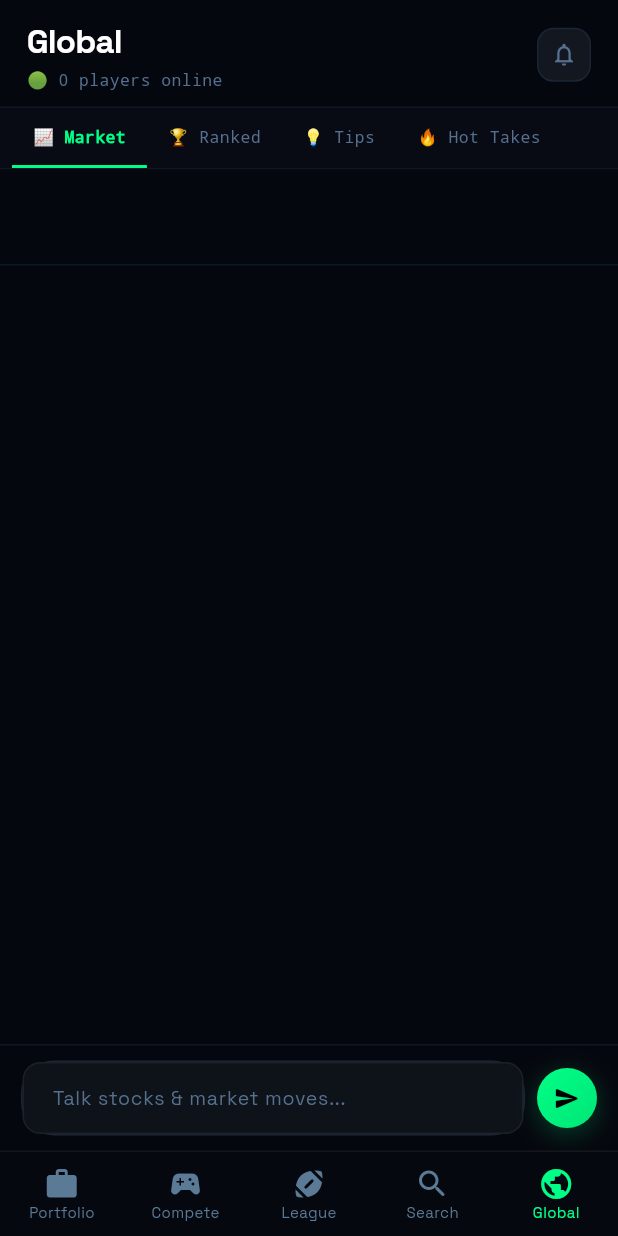
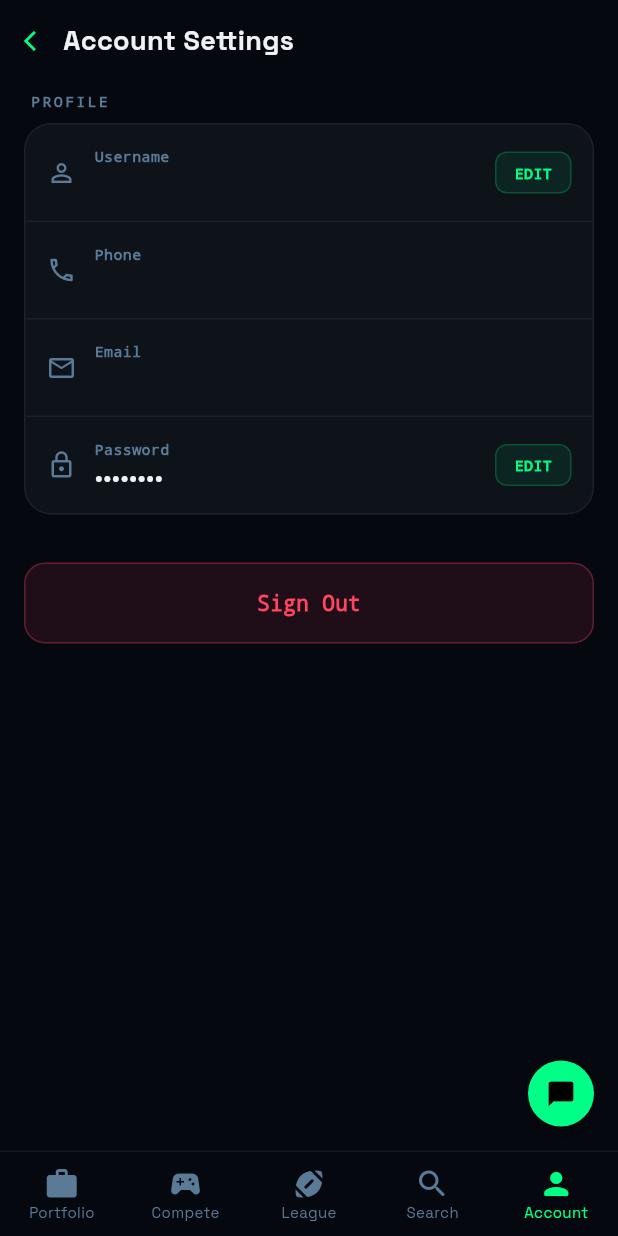
Before and after one commit to Mando49/MarketWars, a Flutter app: the screen it shows once a user with an empty profile is signed in, item 5 of the bottom bar chosen, on a phone screen of 412 x 824 dp. Run offline on Flutter 3.47's test engine with Material 3 defaults, Android fonts, the phone set to English and light mode, and no system bars; our stand-ins replace cloud_firestore, firebase_auth, firebase_core, google_fonts; accounts and stored records are empty.

Commit message:
Add Account Settings screen, chat FAB, and Global Chat close button
- New AccountScreen with profile rows (username, phone, email, password)
- Username edit dialog updates FirebaseAuth and Firestore
- Password change dialog with reauthentication flow
- Sign out button with confirmation dialog
- Replaced Global tab with Account tab in bottom nav
- Added green chat FAB on MainShell to open GlobalChatScreen as modal
- Added close button to GlobalChatScreen header

Co-Authored-By: Claude Opus 4.6 <noreply@anthropic.com>

```diff
--- /dev/null
+++ b/lib/screens/account/account_screen.dart
@@ -0,0 +1,455 @@
+import 'package:flutter/material.dart';
+import 'package:firebase_auth/firebase_auth.dart';
+import 'package:cloud_firestore/cloud_firestore.dart';
+import 'package:provider/provider.dart';
+import '../../providers/auth_provider.dart' as app;
+import '../../theme/app_theme.dart';
+
+class AccountScreen extends StatelessWidget {
+  const AccountScreen({super.key});
+
+  @override
+  Widget build(BuildContext context) {
+    final auth = FirebaseAuth.instance;
+    final user = auth.currentUser;
+
+    return Scaffold(
+      backgroundColor: AppTheme.bg,
+      body: SafeArea(
+        child: Column(
+          children: [
+            // ── Header ──
+            Padding(
+              padding: const EdgeInsets.fromLTRB(16, 14, 16, 0),
+              child: Row(
+                children: [
+                  GestureDetector(
+                    onTap: () => Navigator.pop(context),
+                    child: const Icon(Icons.arrow_back_ios,
+                        size: 16, color: AppTheme.green),
+                  ),
+                  const SizedBox(width: 10),
+                  const Text('Account Settings',
+                      style: TextStyle(
+                          fontSize: 18, fontWeight: FontWeight.w800)),
+                ],
+              ),
+            ),
+            const SizedBox(height: 20),
+
+            // ── Content ──
+            Expanded(
+              child: ListView(
+                padding: const EdgeInsets.symmetric(horizontal: 16),
+                children: [
+                  // ── PROFILE section ──
+                  const _SectionLabel('PROFILE'),
+                  const SizedBox(height: 8),
+                  Container(
+                    decoration: BoxDecoration(
+                      color: AppTheme.surface,
+                      borderRadius: BorderRadius.circular(18),
+                      border: Border.all(color: AppTheme.border),
+                    ),
+                    child: ClipRRect(
+                      borderRadius: BorderRadius.circular(18),
+                      child: Column(
+                        children: [
+                          _ProfileRow(
+                            icon: Icons.person_outline,
+                            label: 'Username',
+                            value: user?.displayName ?? 'Player',
+                            onEdit: () => _showUsernameDialog(context, user),
+                          ),
+                          _ProfileRow(
+                            icon: Icons.phone_outlined,
+                            label: 'Phone',
+                            value: user?.phoneNumber ?? 'Not set',
+                            onEdit: null,
+                          ),
+                          _ProfileRow(
+                            icon: Icons.email_outlined,
+                            label: 'Email',
+                            value: user?.email ?? 'Not set',
+                            onEdit: null,
+                          ),
+                          _ProfileRow(
+                            icon: Icons.lock_outline,
+                            label: 'Password',
+                            value: '••••••••',
+                            onEdit: () => _showPasswordDialog(context),
+                            isLast: true,
+                          ),
+                        ],
+                      ),
+                    ),
+                  ),
+
+                  const SizedBox(height: 32),
+
+                  // ── Sign Out ──
+                  GestureDetector(
+                    onTap: () => _confirmSignOut(context),
+                    child: Container(
+                      padding: const EdgeInsets.symmetric(vertical: 16),
+                      decoration: BoxDecoration(
+                        color: AppTheme.redDim,
+                        border: Border.all(
+                            color: AppTheme.red.withValues(alpha: 0.3)),
+                        borderRadius: BorderRadius.circular(14),
+                      ),
+                      child: const Center(
+                        child: Text('Sign Out',
+                            style: TextStyle(
+                                fontFamily: 'Courier',
+                                fontSize: 14,
+                                fontWeight: FontWeight.w800,
+                                color: AppTheme.red)),
+                      ),
+                    ),
+                  ),
+                  const SizedBox(height: 40),
+                ],
+              ),
+            ),
+          ],
+        ),
+      ),
+    );
+  }
+
+  // ── Username dialog ──
+  void _showUsernameDialog(BuildContext context, User? user) {
+    final ctrl = TextEditingController(text: user?.displayName ?? '');
+
+    showDialog(
+      context: context,
+      builder: (ctx) => AlertDialog(
+        backgroundColor: AppTheme.surface2,
+        shape: RoundedRectangleBorder(borderRadius: BorderRadius.circular(18)),
+        title: const Text('Update Username',
+            style: TextStyle(fontSize: 16, fontWeight: FontWeight.w800)),
+        content: TextField(
+          controller: ctrl,
+          autofocus: true,
+          style: const TextStyle(
+              fontFamily: 'Courier', fontSize: 14, color: Colors.white),
+          decoration: InputDecoration(
+            hintText: 'New username',
+            hintStyle: const TextStyle(color: AppTheme.textMuted),
+            filled: true,
+            fillColor: AppTheme.surface,
+            border: OutlineInputBorder(
+                borderRadius: BorderRadius.circular(12),
+                borderSide: const BorderSide(color: AppTheme.border)),
+            enabledBorder: OutlineInputBorder(
+                borderRadius: BorderRadius.circular(12),
+                borderSide: const BorderSide(color: AppTheme.border)),
+            focusedBorder: OutlineInputBorder(
+                borderRadius: BorderRadius.circular(12),
+                borderSide: const BorderSide(color: AppTheme.green)),
+          ),
+        ),
+        actions: [
+          TextButton(
+            onPressed: () => Navigator.pop(ctx),
+            child:
+                const Text('Cancel', style: TextStyle(color: AppTheme.textMuted)),
+          ),
+          TextButton(
+            onPressed: () async {
+              final newName = ctrl.text.trim();
+              if (newName.isEmpty) return;
+              Navigator.pop(ctx);
+              try {
+                await user?.updateDisplayName(newName);
+                await user?.reload();
+                // Update Firestore profile too
+                await FirebaseFirestore.instance
+                    .collection('users')
+                    .doc(user?.uid)
+                    .update({'username': newName});
+                if (context.mounted) {
+                  ScaffoldMessenger.of(context).showSnackBar(SnackBar(
+                    content: Text('Username updated to $newName'),
+                    backgroundColor: AppTheme.green,
+                    duration: const Duration(seconds: 2),
+                  ));
+                  // Rebuild to show new name
+                  (context as Element).markNeedsBuild();
+                }
+              } catch (e) {
+                if (context.mounted) {
+                  ScaffoldMessenger.of(context).showSnackBar(SnackBar(
+                    content: Text('Failed: $e'),
+                    backgroundColor: AppTheme.red,
+                  ));
+                }
+              }
+            },
+            child: const Text('Save',
+                style: TextStyle(
+                    color: AppTheme.green, fontWeight: FontWeight.w700)),
+          ),
+        ],
+      ),
+    );
+  }
+
+  // ── Password dialog ──
+  void _showPasswordDialog(BuildContext context) {
+    final currentCtrl = TextEditingController();
+    final newCtrl = TextEditingController();
+    final confirmCtrl = TextEditingController();
+    String? errorText;
+
+    showDialog(
+      context: context,
+      builder: (ctx) => StatefulBuilder(
+        builder: (ctx, setDialogState) => AlertDialog(
+          backgroundColor: AppTheme.surface2,
+          shape:
+              RoundedRectangleBorder(borderRadius: BorderRadius.circular(18)),
+          title: const Text('Change Password',
+              style: TextStyle(fontSize: 16, fontWeight: FontWeight.w800)),
+          content: Column(
+            mainAxisSize: MainAxisSize.min,
+            children: [
+              if (errorText != null) ...[
+                Container(
+                  padding: const EdgeInsets.all(10),
+                  decoration: BoxDecoration(
+                    color: AppTheme.redDim,
+                    borderRadius: BorderRadius.circular(10),
+                  ),
+                  child: Text(errorText!,
+                      style: const TextStyle(
+                          color: AppTheme.red,
+                          fontSize: 11,
+                          fontFamily: 'Courier')),
+                ),
+                const SizedBox(height: 12),
+              ],
+              _PasswordField(
+                  controller: currentCtrl, hint: 'Current password'),
+              const SizedBox(height: 10),
+              _PasswordField(controller: newCtrl, hint: 'New password'),
+              const SizedBox(height: 10),
+              _PasswordField(
+                  controller: confirmCtrl, hint: 'Confirm new password'),
+            ],
+          ),
+          actions: [
+            TextButton(
+              onPressed: () => Navigator.pop(ctx),
+              child: const Text('Cancel',
+                  style: TextStyle(color: AppTheme.textMuted)),
+            ),
+            TextButton(
+              onPressed: () async {
+                final currentPw = currentCtrl.text;
+                final newPw = newCtrl.text;
+                final confirmPw = confirmCtrl.text;
+
+                if (currentPw.isEmpty || newPw.isEmpty) {
+                  setDialogState(
+                      () => errorText = 'Please fill in all fields');
+                  return;
+                }
+                if (newPw != confirmPw) {
+                  setDialogState(
+                      () => errorText = 'New passwords do not match');
+                  return;
+                }
+                if (newPw.length < 6) {
+                  setDialogState(() =>
+                      errorText = 'Password must be at least 6 characters');
+                  return;
+                }
+
+                try {
+                  final user = FirebaseAuth.instance.currentUser;
+                  final cred = EmailAuthProvider.credential(
+                    email: user?.email ?? '',
+                    password: currentPw,
+                  );
+                  await user?.reauthenticateWithCredential(cred);
+                  await user?.updatePassword(newPw);
+                  if (ctx.mounted) Navigator.pop(ctx);
+                  if (context.mounted) {
+                    ScaffoldMessenger.of(context).showSnackBar(const SnackBar(
+                      content: Text('Password updated successfully'),
+                      backgroundColor: AppTheme.green,
+                      duration: Duration(seconds: 2),
+                    ));
+                  }
+                } on FirebaseAuthException catch (e) {
+                  setDialogState(
+                      () => errorText = e.message ?? 'Authentication failed');
+                } catch (e) {
+                  setDialogState(() => errorText = '$e');
+                }
+              },
+              child: const Text('Update',
+                  style: TextStyle(
+                      color: AppTheme.green, fontWeight: FontWeight.w700)),
+            ),
+          ],
+        ),
+      ),
+    );
+  }
+
+  // ── Sign out confirmation ──
+  void _confirmSignOut(BuildContext context) {
+    showDialog(
+      context: context,
+      builder: (ctx) => AlertDialog(
+        backgroundColor: AppTheme.surface2,
+        shape: RoundedRectangleBorder(borderRadius: BorderRadius.circular(18)),
+        title: const Text('Sign Out',
+            style: TextStyle(fontSize: 16, fontWeight: FontWeight.w800)),
+        content: const Text('Are you sure you want to sign out?',
+            style: TextStyle(color: AppTheme.textMuted, fontSize: 13)),
+        actions: [
+          TextButton(
+            onPressed: () => Navigator.pop(ctx),
+            child:
+                const Text('Cancel', style: TextStyle(color: AppTheme.textMuted)),
+          ),
+          TextButton(
+            onPressed: () {
+              Navigator.pop(ctx);
+              context.read<app.AuthProvider>().signOut();
+            },
+            child: const Text('Sign Out',
+                style: TextStyle(
+                    color: AppTheme.red, fontWeight: FontWeight.w700)),
+          ),
+        ],
+      ),
+    );
+  }
+}
+
+// ── Section label ──
+class _SectionLabel extends StatelessWidget {
+  final String text;
+  const _SectionLabel(this.text);
+
+  @override
+  Widget build(BuildContext context) => Padding(
+        padding: const EdgeInsets.only(left: 4),
+        child: Text(text,
+            style: const TextStyle(
+                fontFamily: 'Courier',
+                fontSize: 10,
+                color: AppTheme.textMuted,
+                fontWeight: FontWeight.w700,
+                letterSpacing: 1.5)),
+      );
+}
+
+// ── Profile row ──
+class _ProfileRow extends StatelessWidget {
+  final IconData icon;
+  final String label;
+  final String value;
+  final VoidCallback? onEdit;
+  final bool isLast;
+
+  const _ProfileRow({
+    required this.icon,
+    required this.label,
+    required this.value,
+    required this.onEdit,
+    this.isLast = false,
+  });
+
+  @override
+  Widget build(BuildContext context) {
+    return Container(
+      padding: const EdgeInsets.fromLTRB(14, 14, 14, 14),
+      decoration: BoxDecoration(
+        border: isLast
+            ? null
+            : const Border(bottom: BorderSide(color: AppTheme.border)),
+      ),
+      child: Row(
+        children: [
+          Icon(icon, size: 20, color: AppTheme.textMuted),
+          const SizedBox(width: 12),
+          Expanded(
+            child: Column(
+              crossAxisAlignment: CrossAxisAlignment.start,
+              children: [
+                Text(label,
+                    style: const TextStyle(
+                        fontFamily: 'Courier',
+                        fontSize: 10,
+                        color: AppTheme.textMuted,
+                        fontWeight: FontWeight.w700)),
+                const SizedBox(height: 2),
+                Text(value,
+                    style: const TextStyle(
+                        fontSize: 14, fontWeight: FontWeight.w600),
+                    overflow: TextOverflow.ellipsis),
+              ],
+            ),
+          ),
+          if (onEdit != null)
+            GestureDetector(
+              onTap: onEdit,
+              child: Container(
+                padding:
+                    const EdgeInsets.symmetric(horizontal: 12, vertical: 6),
+                decoration: BoxDecoration(
+                  color: AppTheme.greenDim,
+                  border: Border.all(color: AppTheme.greenBorder),
+                  borderRadius: BorderRadius.circular(8),
+                ),
+                child: const Text('EDIT',
+                    style: TextStyle(
+                        fontFamily: 'Courier',
+                        fontSize: 10,
+                        fontWeight: FontWeight.w800,
+                        color: AppTheme.green)),
+              ),
+            ),
+        ],
+      ),
+    );
+  }
+}
+
+// ── Password text field ──
+class _PasswordField extends StatelessWidget {
+  final TextEditingController controller;
+  final String hint;
+  const _PasswordField({required this.controller, required this.hint});
+
+  @override
+  Widget build(BuildContext context) => TextField(
+        controller: controller,
+        obscureText: true,
+        style: const TextStyle(
+            fontFamily: 'Courier', fontSize: 13, color: Colors.white),
+        decoration: InputDecoration(
+          hintText: hint,
+          hintStyle: const TextStyle(color: AppTheme.textMuted, fontSize: 12),
+          filled: true,
+          fillColor: AppTheme.surface,
+          border: OutlineInputBorder(
+              borderRadius: BorderRadius.circular(12),
+              borderSide: const BorderSide(color: AppTheme.border)),
+          enabledBorder: OutlineInputBorder(
+              borderRadius: BorderRadius.circular(12),
+              borderSide: const BorderSide(color: AppTheme.border)),
+          focusedBorder: OutlineInputBorder(
+              borderRadius: BorderRadius.circular(12),
+              borderSide: const BorderSide(color: AppTheme.green)),
+          contentPadding:
+              const EdgeInsets.symmetric(horizontal: 14, vertical: 12),
+        ),
+      );
+}
--- a/lib/screens/main_shell.dart
+++ b/lib/screens/main_shell.dart
@@ -9,6 +9,7 @@ import 'compete/compete_screen.dart';
 import 'league/league_screen.dart';
 import 'search/search_screen.dart';
 import 'global/global_chat_screen.dart';
+import 'account/account_screen.dart';
 
 class MainShell extends StatefulWidget {
   const MainShell({super.key});
@@ -24,7 +25,7 @@ class _MainShellState extends State<MainShell> {
     CompeteScreen(),
     LeagueScreen(),
     SearchScreen(),
-    GlobalChatScreen(),
+    AccountScreen(),
   ];
 
   @override
@@ -41,6 +42,19 @@ class _MainShellState extends State<MainShell> {
   Widget build(BuildContext context) {
     return Scaffold(
       body: IndexedStack(index: _currentIndex, children: _screens),
+      floatingActionButton: SizedBox(
+        width: 44,
+        height: 44,
+        child: FloatingActionButton(
+          backgroundColor: AppTheme.green,
+          shape: const CircleBorder(),
+          elevation: 4,
+          onPressed: () => Navigator.push(context,
+              MaterialPageRoute(builder: (_) => const GlobalChatScreen())),
+          child: const Icon(Icons.chat_bubble_rounded,
+              color: Colors.black, size: 20),
+        ),
+      ),
       bottomNavigationBar: Container(
         decoration: const BoxDecoration(
           border: Border(top: BorderSide(color: AppTheme.border)),
@@ -60,7 +74,7 @@ class _MainShellState extends State<MainShell> {
             BottomNavigationBarItem(icon: Icon(Icons.sports_esports_rounded),  label: 'Compete'),
             BottomNavigationBarItem(icon: Icon(Icons.sports_football_rounded), label: 'League'),
             BottomNavigationBarItem(icon: Icon(Icons.search_rounded),          label: 'Search'),
-            BottomNavigationBarItem(icon: Icon(Icons.public_rounded),          label: 'Global'),
+            BottomNavigationBarItem(icon: Icon(Icons.person_rounded),          label: 'Account'),
           ],
         ),
       ),
```
Also changed, not shown: lib/screens/global/global_chat_screen.dart (+17 -0 lines).
